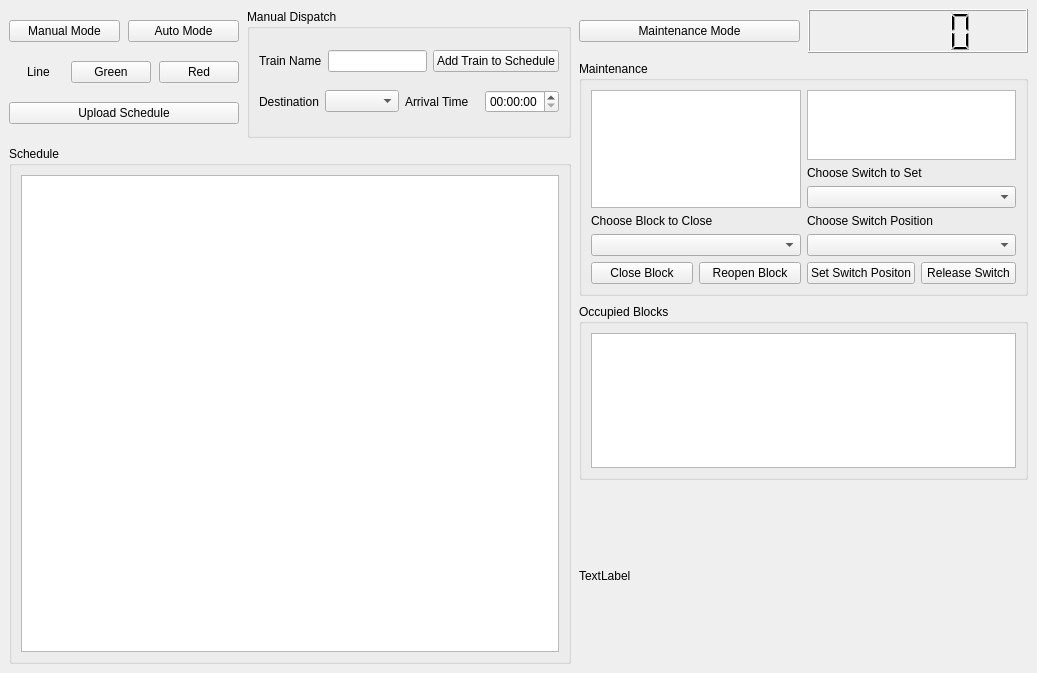
First picture: the form in CTC/CTC_UI.ui, repository asmithie13/ECE-1140, before the edit.
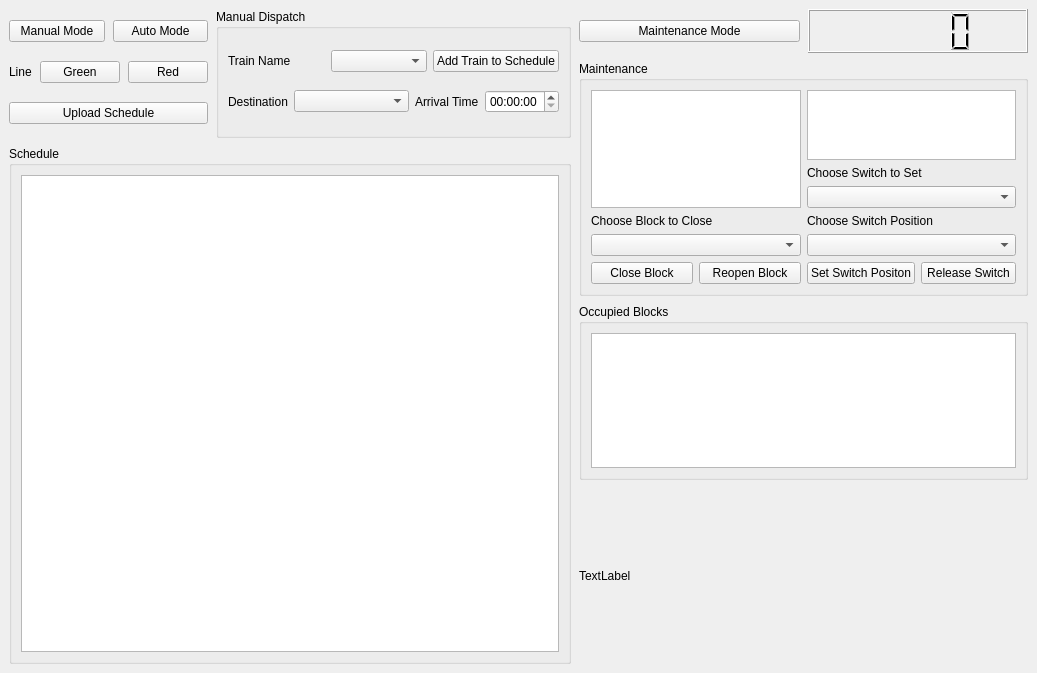
Second picture: the form after the edit.

Commit message: Update train ID input, so the user has to follow the convention

```diff
--- a/CTC/CTC_UI.ui
+++ b/CTC/CTC_UI.ui
@@ -23,7 +23,7 @@
       <item>
        <layout class="QVBoxLayout" name="CTC_TabCol1" stretch="1,4">
         <item>
-         <layout class="QHBoxLayout" name="TopCol1Layout">
+         <layout class="QHBoxLayout" name="TopCol1Layout" stretch="1,2">
           <item>
            <layout class="QVBoxLayout" name="ButtonLayout">
             <item>
@@ -524,7 +524,7 @@
                   </widget>
                  </item>
                  <item>
-                  <widget class="QLineEdit" name="TrainNameField"/>
+                  <widget class="QComboBox" name="TrainNameSelect"/>
                  </item>
                  <item>
                   <widget class="QPushButton" name="AddTrainButton">
@@ -536,7 +536,7 @@
                 </layout>
                </item>
                <item>
-                <layout class="QHBoxLayout" name="ManualDispatchRow2" stretch="1,2,2,2">
+                <layout class="QHBoxLayout" name="ManualDispatchRow2" stretch="1,2,1,1">
                  <property name="sizeConstraint">
                   <enum>QLayout::SetFixedSize</enum>
                  </property>
```
The commit also changes 3 other files.
